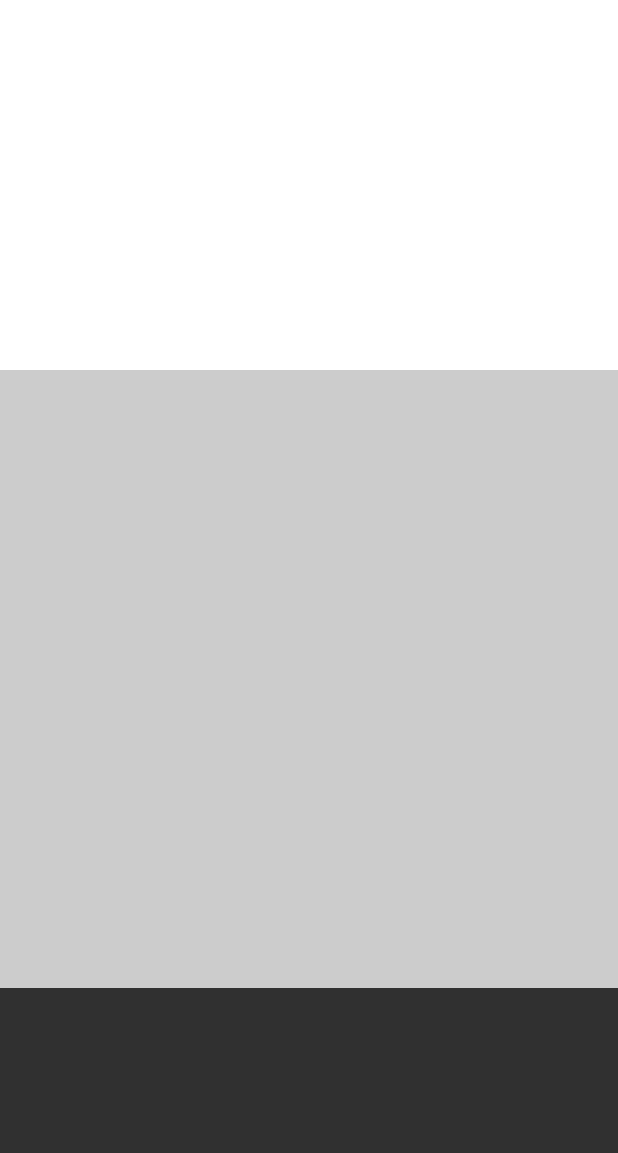
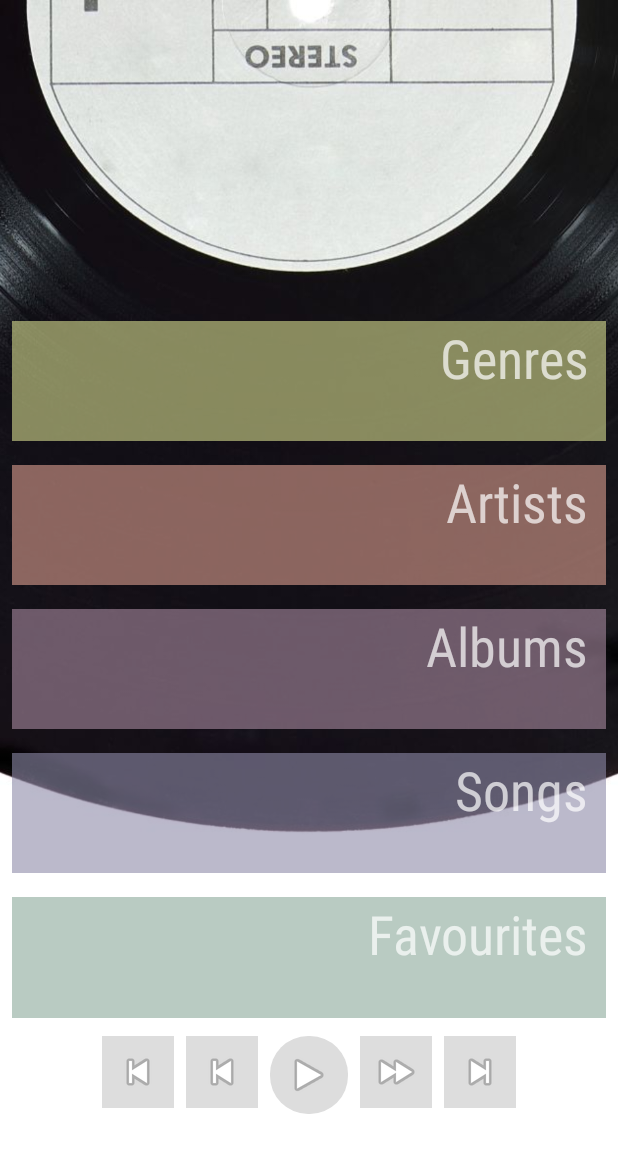
Before and after one commit to rose-garratt/MusicalStructureABND, an Android app: the screen it shows after launch (MainActivity), on a phone screen of 412 x 824 dp. Shown: the top 1153 px of the screen. Run offline under Robolectric (Android 15) with nearby library versions, the phone set to English and light mode, and no system bars.

Commit message:
improved layout and added categoryactivity

```diff
--- a/app/src/main/AndroidManifest.xml
+++ b/app/src/main/AndroidManifest.xml
@@ -4,8 +4,10 @@
 
     <application
         android:allowBackup="true"
+        android:hardwareAccelerated="false"
         android:icon="@mipmap/ic_launcher"
         android:label="@string/app_name"
+        android:largeHeap="true"
         android:roundIcon="@mipmap/ic_launcher_round"
         android:supportsRtl="true"
         android:theme="@style/AppTheme">
@@ -16,6 +18,8 @@
                 <category android:name="android.intent.category.LAUNCHER" />
             </intent-filter>
         </activity>
+        <activity android:name=".Category">
+        </activity>
     </application>
 
 </manifest>
--- /dev/null
+++ b/app/src/main/res/drawable/rounded_button.xml
@@ -0,0 +1,6 @@
+<?xml version="1.0" encoding="UTF-8"?>
+<shape xmlns:android="http://schemas.android.com/apk/res/android">
+    <solid android:color="#dddddd"/>
+    <corners android:radius="25dp"/>
+    <padding android:left="0dp" android:top="0dp" android:right="0dp" android:bottom="0dp" />
+</shape>
--- a/app/src/main/res/layout/activity_main.xml
+++ b/app/src/main/res/layout/activity_main.xml
@@ -1,40 +1,98 @@
 <?xml version="1.0" encoding="utf-8"?>
-<LinearLayout xmlns:android="http://schemas.android.com/apk/res/android"
+<RelativeLayout xmlns:android="http://schemas.android.com/apk/res/android"
     xmlns:app="http://schemas.android.com/apk/res-auto"
     xmlns:tools="http://schemas.android.com/tools"
     android:layout_width="match_parent"
     android:layout_height="match_parent"
-    android:orientation="vertical"
     tools:context=".MainActivity">
-
+  <ImageView
+        android:layout_width="match_parent"
+        android:layout_height="match_parent"
+        android:layout_centerInParent="true"
+        android:scaleType="centerCrop"
+        android:src="@drawable/vinyl_background"/>
+    <LinearLayout
+        android:layout_width="match_parent"
+        android:layout_height="match_parent"
+        android:orientation="vertical"
+        tools:context=".MainActivity">
     <View
+        android:id="@+id/main_view_header"
         android:layout_width="match_parent"
         android:layout_height="0dp"
         android:layout_weight="3"
-        android:background="#ffffff"
-        android:id="@+id/currently_playing_view"/>
+        android:textAllCaps="true"
+        android:textColor="#7d750a"
+        android:textSize="20sp" />
     <LinearLayout
+        android:id="@+id/library_menu_window"
+        android:orientation="vertical"
         android:layout_width="match_parent"
         android:layout_height="0dp"
-        android:layout_weight="5"
-        android:orientation="horizontal"
-        android:background="#cccccc"
-        android:id="@+id/library_window">
+        android:layout_weight="7">
         <TextView
-            android:layout_width="match_parent"
-            android:layout_height="wrap_content"
-            tools:text="browse library"
-            android:id="@+id/browse_library_link"
-            android:clickable="true"
-            android:textColor="#7d750a"/>
-        <View
-            android:layout_width="match_parent"
-            android:layout_height="match_parent"
-            android:id="@+id/library_list"/>
+            style="@style/LibraryMenuItem"
+            android:text="Genres"
+            android:background="@color/GenresMenu"/>
+        <TextView
+            style="@style/LibraryMenuItem"
+            android:text="Artists"
+            android:background="@color/ArtistsMenu"/>
+        <TextView
+            style="@style/LibraryMenuItem"
+            android:text="Albums"
+            android:background="@color/AlbumsMenu"/>
+        <TextView
+            style="@style/LibraryMenuItem"
+            android:text="Songs"
+            android:background="@color/SongsMenu"/>
+        <TextView
+            style="@style/LibraryMenuItem"
+            android:text="Favourites"
+            android:background="@color/FavouritesMenu"/>
     </LinearLayout>
-    <View
+    <RelativeLayout
+        android:id="@+id/player_bar"
         android:layout_width="match_parent"
         android:layout_height="0dp"
         android:layout_weight="2"
-        android:id="@+id/player_bar"/>
+        android:background="#ffffff">
+
+        <ImageButton
+            android:id="@+id/previous_song"
+            android:layout_toLeftOf="@id/rewind"
+            style="@style/MediaNavigationButton"
+            app:srcCompat="@android:drawable/ic_media_previous" />
+
+        <ImageButton
+            android:id="@+id/rewind"
+            android:layout_toLeftOf="@id/play_pause"
+            style="@style/MediaNavigationButton"
+            app:srcCompat="@android:drawable/ic_media_previous" />
+
+        <ImageButton
+            android:id="@+id/play_pause"
+            android:layout_alignParentTop="true"
+            android:layout_centerInParent="true"
+            android:padding="10dp"
+            android:layout_margin="@dimen/PlayerButtonsMargin"
+            android:layout_width="wrap_content"
+            android:layout_height="wrap_content"
+            android:background="@drawable/rounded_button"
+            app:srcCompat="@android:drawable/ic_media_play" />
+
+        <ImageButton
+            android:id="@+id/fast_forward"
+            android:layout_toRightOf="@id/play_pause"
+            style="@style/MediaNavigationButton"
+            app:srcCompat="@android:drawable/ic_media_ff" />
+
+        <ImageButton
+            android:id="@+id/next_song"
+            android:layout_toRightOf="@id/fast_forward"
+            style="@style/MediaNavigationButton"
+            app:srcCompat="@android:drawable/ic_media_next" />
+
+    </RelativeLayout>
 </LinearLayout>
+</RelativeLayout>
--- a/app/src/main/res/values/colors.xml
+++ b/app/src/main/res/values/colors.xml
@@ -3,4 +3,11 @@
     <color name="colorPrimary">#3F51B5</color>
     <color name="colorPrimaryDark">#303F9F</color>
     <color name="colorAccent">#FF4081</color>
+    <color name="SongsMenu">#998e8ba9</color>
+    <color name="FavouritesMenu">#998ba999</color>
+    <color name="AlbumsMenu">#99a98ba0</color>
+    <color name="ArtistsMenu">#99dd9f90</color>
+    <color name="GenresMenu">#99d8dd90</color>
+    <color name="PlayerBarBackground">#ccced6d2</color>
+    <color name="PlayerButtonDefault">#dddddd</color>
 </resources>
--- /dev/null
+++ b/app/src/main/res/values/dimen.xml
@@ -0,0 +1,7 @@
+<?xml version="1.0" encoding="utf-8"?>
+<resources>
+    <dimen name="LibraryMenuItemMargin">8dp</dimen>
+    <dimen name="LibraryMenuTextSize">36sp</dimen>
+    <dimen name="LibraryMenuTextPaddingEnd">12dp</dimen>
+    <dimen name="PlayerButtonsMargin">4dp</dimen>
+</resources>
--- a/app/src/main/res/values/styles.xml
+++ b/app/src/main/res/values/styles.xml
@@ -1,11 +1,29 @@
 <resources>
-
     <!-- Base application theme. -->
     <style name="AppTheme" parent="Theme.AppCompat.NoActionBar">
-        <!-- Customize your theme here. -->
         <item name="colorPrimary">@color/colorPrimary</item>
         <item name="colorPrimaryDark">@color/colorPrimaryDark</item>
         <item name="colorAccent">@color/colorAccent</item>
     </style>
 
-</resources>
+    <style name="LibraryMenuItem">
+        <item name="android:layout_margin">@dimen/LibraryMenuItemMargin</item>
+        <item name="android:textSize">@dimen/LibraryMenuTextSize</item>
+        <item name="android:textStyle">normal</item>
+        <item name="android:fontFamily">sans-serif-condensed</item>
+        <item name="android:gravity">right</item>
+        <item name="android:paddingEnd">@dimen/LibraryMenuTextPaddingEnd</item>
+        <item name="android:layout_width">match_parent</item>
+        <item name="android:layout_height">0dp</item>
+        <item name="android:layout_weight">1</item>
+        <item name="android:clickable">true</item>
+</style>
+    <style name="MediaNavigationButton">
+        <item name="android:layout_width">wrap_content</item>
+        <item name="android:layout_height">wrap_content</item>
+        <item name="android:background">@color/PlayerButtonDefault</item>
+        <item name="android:padding">8dp</item>
+        <item name="android:layout_margin">@dimen/PlayerButtonsMargin</item>
+    </style>
+
+    </resources>
```
Also changed, not shown: app/src/main/java/Song.java (+15 -9 lines), app/src/main/java/com/example/android/musicalstructureabnd/Category.java (added, +13 -0 lines), app/src/main/res/layout/activity_category.xml (added, +9 -0 lines), app/src/main/res/layout/activity_current_song.xml (deleted, +0 -16 lines), app/src/main/res/layout/library_main_view.xml (deleted, +0 -14 lines), app/src/main/res/layout/song_list_for_adapter.xml (+7 -4 lines), app/src/main/res/layout/song_list_item.xml (+13 -6 lines), app/src/main/res/drawable/vinyl_background.jpg (added).
